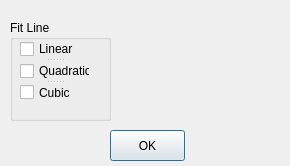
Above: Scatter_plot_setting.ui from cph560/Minitab before the change. Below: the same form after it.
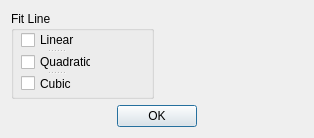
That is the form after the change.

Diff of the .ui file:
```diff
--- a/Scatter_plot_setting.ui
+++ b/Scatter_plot_setting.ui
@@ -6,22 +6,18 @@
    <rect>
     <x>0</x>
     <y>0</y>
-    <width>290</width>
-    <height>166</height>
+    <width>314</width>
+    <height>138</height>
    </rect>
   </property>
   <property name="windowTitle">
    <string>Setting</string>
   </property>
+  <layout class="QGridLayout" name="gridLayout_4">
+   <item row="0" column="0">
+    <layout class="QGridLayout" name="gridLayout_2">
+     <item row="0" column="0">
   <widget class="QGroupBox" name="groupBox">
-   <property name="geometry">
-    <rect>
-     <x>10</x>
-     <y>20</y>
-     <width>101</width>
-     <height>101</height>
-    </rect>
-   </property>
    <property name="title">
     <string>Fit Line</string>
    </property>
@@ -54,19 +50,52 @@
     </widget>
    </widget>
   </widget>
+     </item>
+    </layout>
+   </item>
+   <item row="0" column="1">
+    <layout class="QGridLayout" name="gridLayout"/>
+   </item>
+   <item row="1" column="0" colspan="2">
+    <layout class="QGridLayout" name="gridLayout_3">
+     <item row="0" column="3">
+      <widget class="QLabel" name="label_2">
+       <property name="text">
+        <string/>
+       </property>
+      </widget>
+     </item>
+     <item row="0" column="0">
+      <widget class="QLabel" name="label_4">
+       <property name="text">
+        <string/>
+       </property>
+      </widget>
+     </item>
+     <item row="0" column="1">
+      <widget class="QLabel" name="label_3">
+       <property name="text">
+        <string/>
+       </property>
+      </widget>
+     </item>
+     <item row="0" column="4">
+      <widget class="QLabel" name="label">
+       <property name="text">
+        <string/>
+       </property>
+      </widget>
+     </item>
+     <item row="0" column="2">
   <widget class="QPushButton" name="ok_Btn">
-   <property name="geometry">
-    <rect>
-     <x>110</x>
-     <y>130</y>
-     <width>75</width>
-     <height>31</height>
-    </rect>
-   </property>
    <property name="text">
     <string>OK</string>
    </property>
   </widget>
+     </item>
+    </layout>
+   </item>
+  </layout>
  </widget>
  <resources/>
  <connections/>
```
Lines whose indentation alone changed are shown as unchanged.
